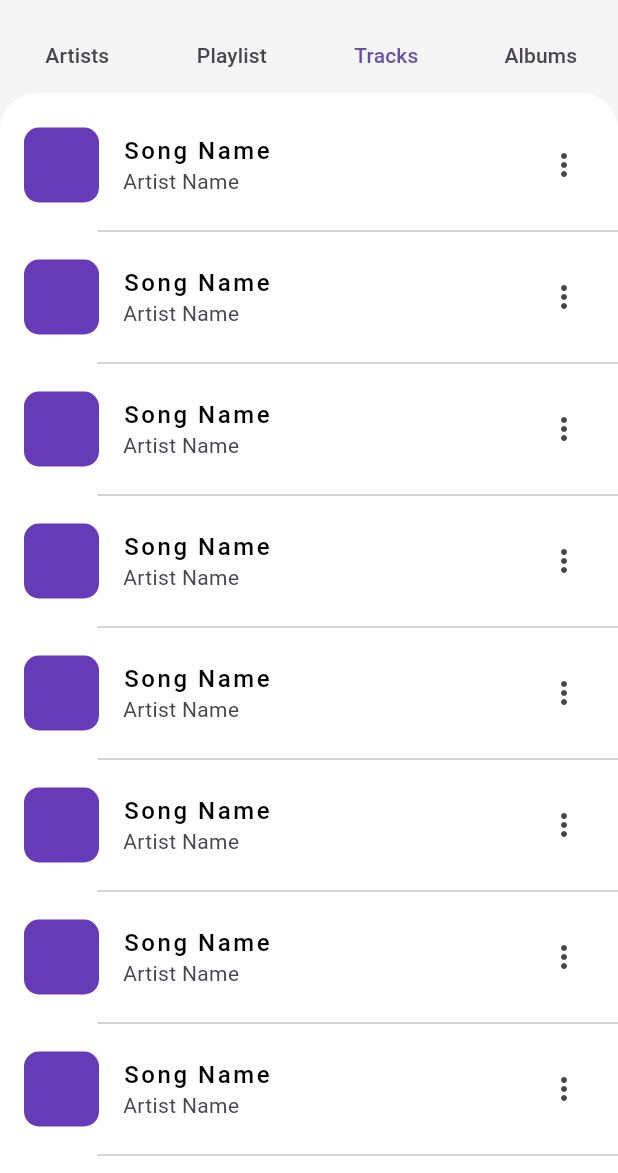
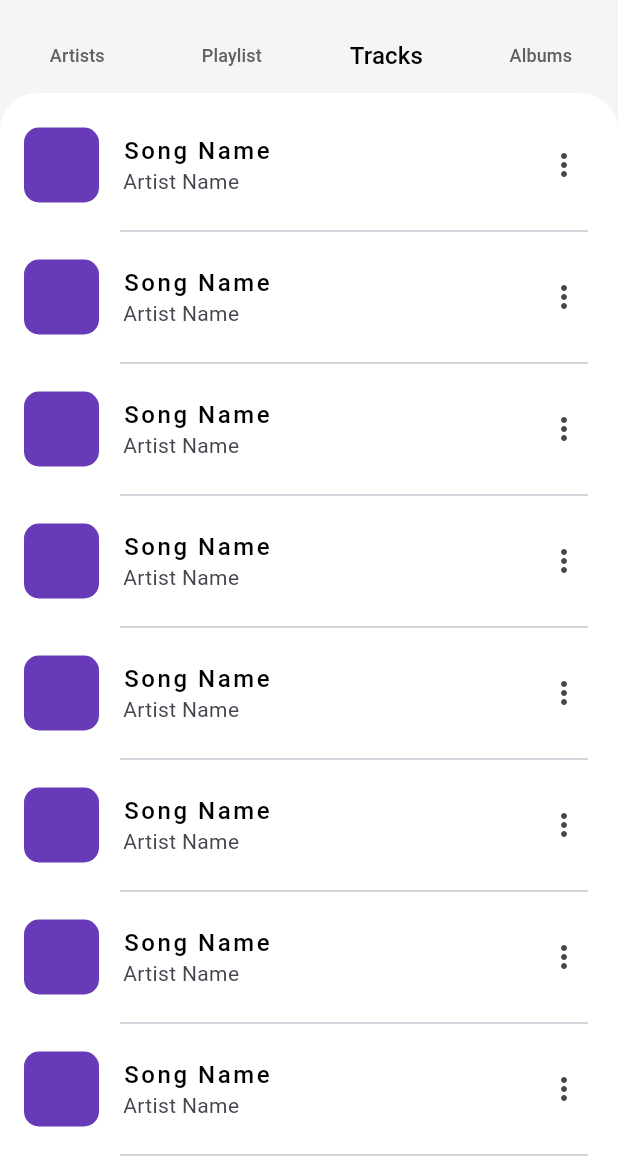
Before and after one commit to Narukarudra09/music_player, a Flutter app: the screen it shows after launch, on a phone screen of 412 x 824 dp, the part 63-1236 px from its top. Run offline on Flutter 3.47's test engine with Material 3 defaults, Android fonts, the phone set to English and light mode, and no system bars.

Commit message:
Music app

```diff
--- a/lib/Music_screen/music_screen.dart
+++ b/lib/Music_screen/music_screen.dart
@@ -1,5 +1,5 @@
 import 'package:flutter/material.dart';
-import 'package:music_player/Music_screen/util/tracks.dart';
+import 'package:music_player/Music_screen/pages/tracks.dart';
 
 class MusicScreen extends StatefulWidget {
   const MusicScreen({super.key});
@@ -13,15 +13,30 @@ class _MusicScreenState extends State<MusicScreen> {
   Widget build(BuildContext context) {
     return DefaultTabController(
       initialIndex: 2,
-      animationDuration: const Duration(milliseconds: 350),
+      animationDuration: const Duration(milliseconds: 550),
       length: 4,
       child: Scaffold(
         appBar: AppBar(
+          title: const Text("Music"),
           elevation: 0,
-          bottom: const TabBar(
+          bottom: TabBar(
+            splashFactory: NoSplash.splashFactory,
+            overlayColor: WidgetStateProperty.resolveWith<Color?>(
+              (Set<WidgetState> states) {
+                return states.contains(WidgetState.focused)
+                    ? null
+                    : Colors.transparent;
+              },
+            ),
+            labelStyle: TextStyle(fontSize: 16),
+            labelColor: Theme.of(context).brightness == Brightness.light
+                ? Colors.black
+                : Colors.white,
+            unselectedLabelColor: Colors.grey[700],
+            unselectedLabelStyle: TextStyle(fontSize: 12),
             dividerHeight: 0,
-            indicator: BoxDecoration(),
-            tabs: [
+            indicator: const BoxDecoration(),
+            tabs: const [
               Tab(
                 child: Text("Artists"),
               ),
@@ -36,18 +51,17 @@ class _MusicScreenState extends State<MusicScreen> {
               ),
             ],
           ),
-          title: const Text("Music"),
         ),
         body: Container(
           decoration: BoxDecoration(
-              borderRadius: BorderRadius.only(
+              borderRadius: const BorderRadius.only(
                   topRight: Radius.circular(25), topLeft: Radius.circular(25)),
               color: Theme.of(context).brightness == Brightness.light
                   ? Colors.white
                   : Colors.grey[900]),
           width: MediaQuery.of(context).size.width,
           height: MediaQuery.of(context).size.height,
-          child: TabBarView(children: [
+          child: const TabBarView(children: [
             Text("Songs"),
             Text("Playlist"),
             Tracks(),
--- a/lib/Music_screen/util/tracks.dart
+++ b/lib/Music_screen/pages/tracks.dart
@@ -23,7 +23,7 @@ class _TracksState extends State<Tracks> {
                   color: Colors.deepPurple,
                   borderRadius: BorderRadius.circular(10)),
             ),
-            title: Text("Song Name"),
+            title: const Text("Song Name"),
             titleTextStyle: TextStyle(
                 color: Theme.of(context).brightness == Brightness.light
                     ? Colors.black
@@ -31,13 +31,14 @@ class _TracksState extends State<Tracks> {
                 fontWeight: FontWeight.w500,
                 fontSize: 16,
                 letterSpacing: 1.7),
-            subtitle: Text("Artist Name"),
-            trailing: Icon(Icons.more_vert),
+            subtitle: const Text("Artist Name"),
+            trailing: const Icon(Icons.more_vert),
           );
         },
         separatorBuilder: (BuildContext context, int index) {
           return Divider(
-            indent: 65,
+            indent: 80,
+            endIndent: 20,
           );
         },
       ),
```
